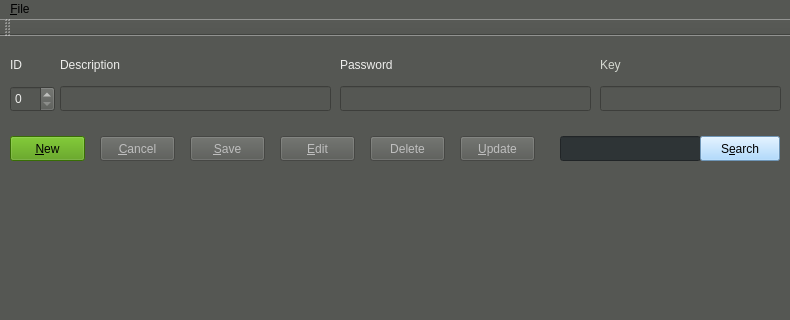
leandrocadete/qPasswordManager, file mainwindow.ui: the form before one commit; both pictures show x 0 to 790 and y 0 to 320 of the 790 by 528 pixel window.
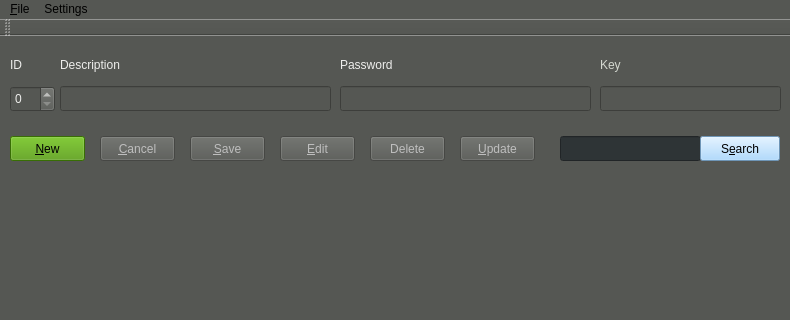
The form after the commit.

Commit message: Added dialog to save/view settings

```diff
--- a/mainwindow.ui
+++ b/mainwindow.ui
@@ -359,7 +359,14 @@
     <addaction name="actionExit"/>
     <addaction name="action_Current_key"/>
    </widget>
+   <widget class="QMenu" name="menuSettings">
+    <property name="title">
+     <string>Settings</string>
+    </property>
+    <addaction name="actionConfiguration"/>
+   </widget>
    <addaction name="menuMenu"/>
+   <addaction name="menuSettings"/>
   </widget>
   <widget class="QToolBar" name="mainToolBar">
    <attribute name="toolBarArea">
```
Left out of the diff: 5 changed lines with no effect on the pictures. The commit also changes 8 other files.
